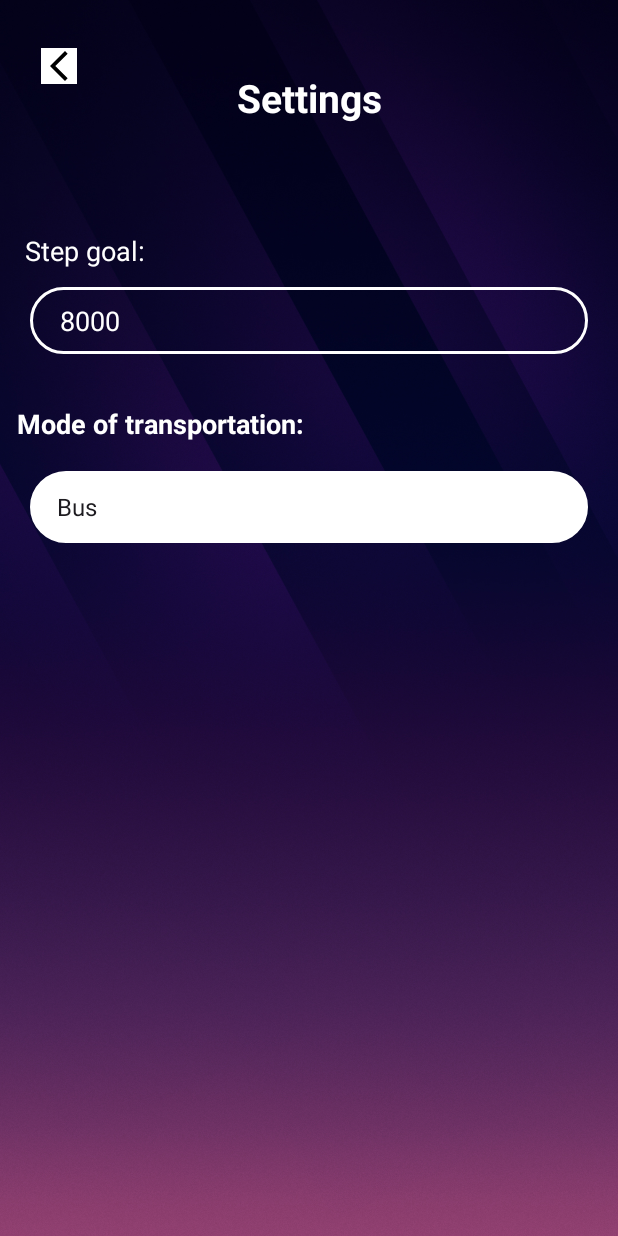
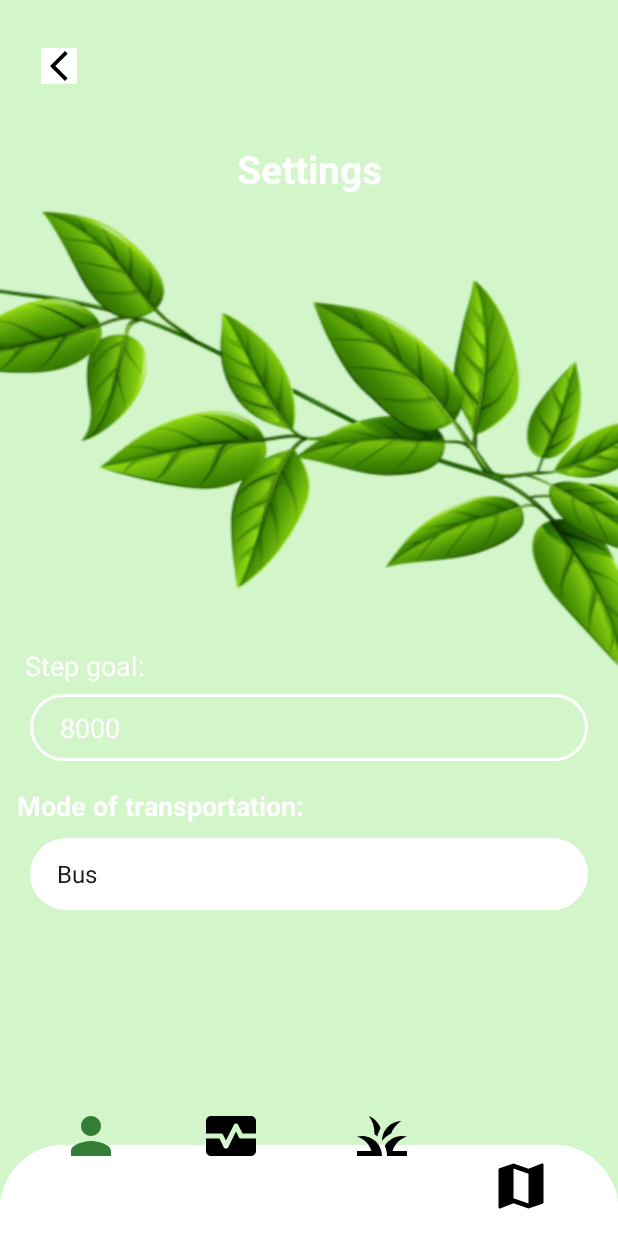
Before and after one commit to BurnGo/ActivityApp, an Android app: the SettingsActivity screen opened directly, with no data from a screen before it, on a phone screen of 412 x 824 dp. Run offline under Robolectric (Android 15) with nearby library versions, the phone set to English and light mode, and no system bars.

```diff
--- /dev/null
+++ b/app/src/main/res/drawable/map_icon.xml
@@ -0,0 +1,5 @@
+<vector android:height="24dp" android:tint="#000000"
+    android:viewportHeight="24" android:viewportWidth="24"
+    android:width="24dp" xmlns:android="http://schemas.android.com/apk/res/android">
+    <path android:fillColor="@android:color/white" android:pathData="M20.5,3l-0.16,0.03L15,5.1 9,3 3.36,4.9c-0.21,0.07 -0.36,0.25 -0.36,0.48V20.5c0,0.28 0.22,0.5 0.5,0.5l0.16,-0.03L9,18.9l6,2.1 5.64,-1.9c0.21,-0.07 0.36,-0.25 0.36,-0.48V3.5c0,-0.28 -0.22,-0.5 -0.5,-0.5zM15,19l-6,-2.11V5l6,2.11V19z"/>
+</vector>
--- /dev/null
+++ b/app/src/main/res/drawable/person_icon.xml
@@ -0,0 +1,5 @@
+<vector android:height="24dp" android:tint="#000000"
+    android:viewportHeight="24" android:viewportWidth="24"
+    android:width="24dp" xmlns:android="http://schemas.android.com/apk/res/android">
+    <path android:fillColor="@android:color/white" android:pathData="M12,12c2.21,0 4,-1.79 4,-4s-1.79,-4 -4,-4 -4,1.79 -4,4 1.79,4 4,4zM12,14c-2.67,0 -8,1.34 -8,4v2h16v-2c0,-2.66 -5.33,-4 -8,-4z"/>
+</vector>
--- /dev/null
+++ b/app/src/main/res/drawable/statistic_icon.xml
@@ -0,0 +1,6 @@
+<vector android:height="24dp" android:tint="#000000"
+    android:viewportHeight="24" android:viewportWidth="24"
+    android:width="24dp" xmlns:android="http://schemas.android.com/apk/res/android">
+    <path android:fillColor="@android:color/white" android:pathData="M15.11,12.45L14,10.24l-3.11,6.21C10.73,16.79 10.38,17 10,17s-0.73,-0.21 -0.89,-0.55L7.38,13H2v5c0,1.1 0.9,2 2,2h16c1.1,0 2,-0.9 2,-2v-5h-6C15.62,13 15.27,12.79 15.11,12.45z"/>
+    <path android:fillColor="@android:color/white" android:pathData="M20,4H4C2.9,4 2,4.9 2,6v5h6c0.38,0 0.73,0.21 0.89,0.55L10,13.76l3.11,-6.21c0.34,-0.68 1.45,-0.68 1.79,0L16.62,11H22V6C22,4.9 21.1,4 20,4z"/>
+</vector>
--- /dev/null
+++ b/app/src/main/res/drawable/tree_icon.xml
@@ -0,0 +1,5 @@
+<vector android:height="24dp" android:tint="#000000"
+    android:viewportHeight="24" android:viewportWidth="24"
+    android:width="24dp" xmlns:android="http://schemas.android.com/apk/res/android">
+    <path android:fillColor="@android:color/white" android:pathData="M12,20H2v-2h5.75l0,0C7.02,15.19 4.81,12.99 2,12.26C2.64,12.1 3.31,12 4,12C8.42,12 12,15.58 12,20zM22,12.26C21.36,12.1 20.69,12 20,12c-2.93,0 -5.48,1.58 -6.88,3.93c0.29,0.66 0.53,1.35 0.67,2.07c0.13,0.65 0.2,1.32 0.2,2h2h6v-2h-5.75C16.98,15.19 19.19,12.99 22,12.26zM15.64,11.02c0.78,-2.09 2.23,-3.84 4.09,-5C15.44,6.16 12,9.67 12,14c0,0.01 0,0.02 0,0.02C12.95,12.75 14.2,11.72 15.64,11.02zM11.42,8.85C10.58,6.66 8.88,4.89 6.7,4C8.14,5.86 9,8.18 9,10.71c0,0.21 -0.03,0.41 -0.04,0.61c0.43,0.24 0.83,0.52 1.22,0.82C10.39,10.96 10.83,9.85 11.42,8.85z"/>
+</vector>
--- a/app/src/main/res/layout/activity_register.xml
+++ b/app/src/main/res/layout/activity_register.xml
@@ -150,7 +150,7 @@
         <TextView
             android:layout_width="wrap_content"
             android:layout_height="wrap_content"
-            android:fontFamily="@font/prata"
+            android:fontFamily="sans-serif"
             android:text="Already have an account? "
             android:textColor="@color/black"
             android:textStyle="bold" />
--- a/app/src/main/res/layout/activity_settings.xml
+++ b/app/src/main/res/layout/activity_settings.xml
@@ -4,7 +4,7 @@
     xmlns:tools="http://schemas.android.com/tools"
     android:layout_width="match_parent"
     android:layout_height="match_parent"
-    android:background="@drawable/background"
+    android:background="@drawable/settings_page_background"
     tools:context=".SettingsActivity">
 
     <TextView
@@ -19,7 +19,7 @@
         app:layout_constraintEnd_toEndOf="parent"
         app:layout_constraintStart_toStartOf="parent"
         app:layout_constraintTop_toTopOf="parent"
-        app:layout_constraintVertical_bias="0.060000002" />
+        app:layout_constraintVertical_bias="0.120000005" />
 
     <TextView
         android:id="@+id/textView3"
@@ -33,7 +33,7 @@
         app:layout_constraintHorizontal_bias="0.05"
         app:layout_constraintStart_toStartOf="parent"
         app:layout_constraintTop_toBottomOf="@+id/topText"
-        app:layout_constraintVertical_bias="0.100000024" />
+        app:layout_constraintVertical_bias="0.45" />
 
     <EditText
         android:id="@+id/inputStepGoal"
@@ -102,4 +102,67 @@
         app:layout_constraintStart_toStartOf="parent"
         app:layout_constraintTop_toBottomOf="@+id/inputStepGoal"
         app:layout_constraintVertical_bias="0.060000002" />
+
+    <ImageView
+        android:id="@+id/imageView2"
+        android:layout_width="wrap_content"
+        android:layout_height="wrap_content"
+        android:layout_marginTop="220dp"
+        android:tint="@color/white"
+        app:layout_constraintEnd_toEndOf="parent"
+        app:layout_constraintHorizontal_bias="0.0"
+        app:layout_constraintStart_toStartOf="parent"
+        app:layout_constraintTop_toTopOf="parent"
+        app:srcCompat="@drawable/img" />
+
+    <ImageView
+        android:id="@+id/navigateSettings"
+        android:layout_width="40dp"
+        android:layout_height="44dp"
+        android:tint="@color/green"
+        app:layout_constraintBottom_toBottomOf="parent"
+        app:layout_constraintEnd_toEndOf="parent"
+        app:layout_constraintHorizontal_bias="0.11"
+        app:layout_constraintStart_toStartOf="parent"
+        app:layout_constraintTop_toTopOf="@+id/imageView2"
+        app:layout_constraintVertical_bias="0.92"
+        app:srcCompat="@drawable/person_icon" />
+
+    <ImageView
+        android:id="@+id/navigateStatistics"
+        android:layout_width="40dp"
+        android:layout_height="44dp"
+        app:layout_constraintBottom_toBottomOf="parent"
+        app:layout_constraintEnd_toEndOf="parent"
+        app:layout_constraintHorizontal_bias="0.36"
+        app:layout_constraintStart_toStartOf="@+id/imageView2"
+        app:layout_constraintTop_toTopOf="@+id/imageView2"
+        app:layout_constraintVertical_bias="0.92"
+        app:srcCompat="@drawable/statistic_icon" />
+
+    <ImageView
+        android:id="@+id/navigateTree"
+        android:layout_width="40dp"
+        android:layout_height="44dp"
+        app:layout_constraintBottom_toBottomOf="parent"
+        app:layout_constraintEnd_toEndOf="@+id/imageView2"
+        app:layout_constraintHorizontal_bias="0.63"
+        app:layout_constraintStart_toStartOf="@+id/imageView2"
+        app:layout_constraintTop_toTopOf="@+id/imageView2"
+        app:layout_constraintVertical_bias="0.92"
+        app:srcCompat="@drawable/tree_icon" />
+
+    <ImageView
+        android:id="@+id/navigateMaps"
+        android:layout_width="40dp"
+        android:layout_height="44dp"
+        android:onClick="navigateToMainActivity"
+        app:layout_constraintBottom_toBottomOf="parent"
+        app:layout_constraintEnd_toEndOf="@+id/imageView2"
+        app:layout_constraintHorizontal_bias="0.88"
+        app:layout_constraintStart_toStartOf="@+id/imageView2"
+        app:layout_constraintTop_toTopOf="@+id/imageView2"
+        app:layout_constraintVertical_bias="0.98"
+        app:srcCompat="@drawable/map_icon" />
+
 </androidx.constraintlayout.widget.ConstraintLayout>
```
Also changed, not shown: app/src/main/java/com/activityapp/burngo/SettingsActivity.kt (+13 -0 lines), app/src/main/res/layout/activity_login.xml (+43 -27 lines), app/src/main/java/com/activityapp/burngo/StartPageActivity.kt (line endings or trailing spaces), app/src/main/res/drawable/img.png (added), app/src/main/res/drawable/login_page_background.png (added), app/src/main/res/drawable/settings_page_background.png (added), app/src/main/res/drawable/start_page_background.png, app/src/main/res/drawable/toolbar_image.png (added).
